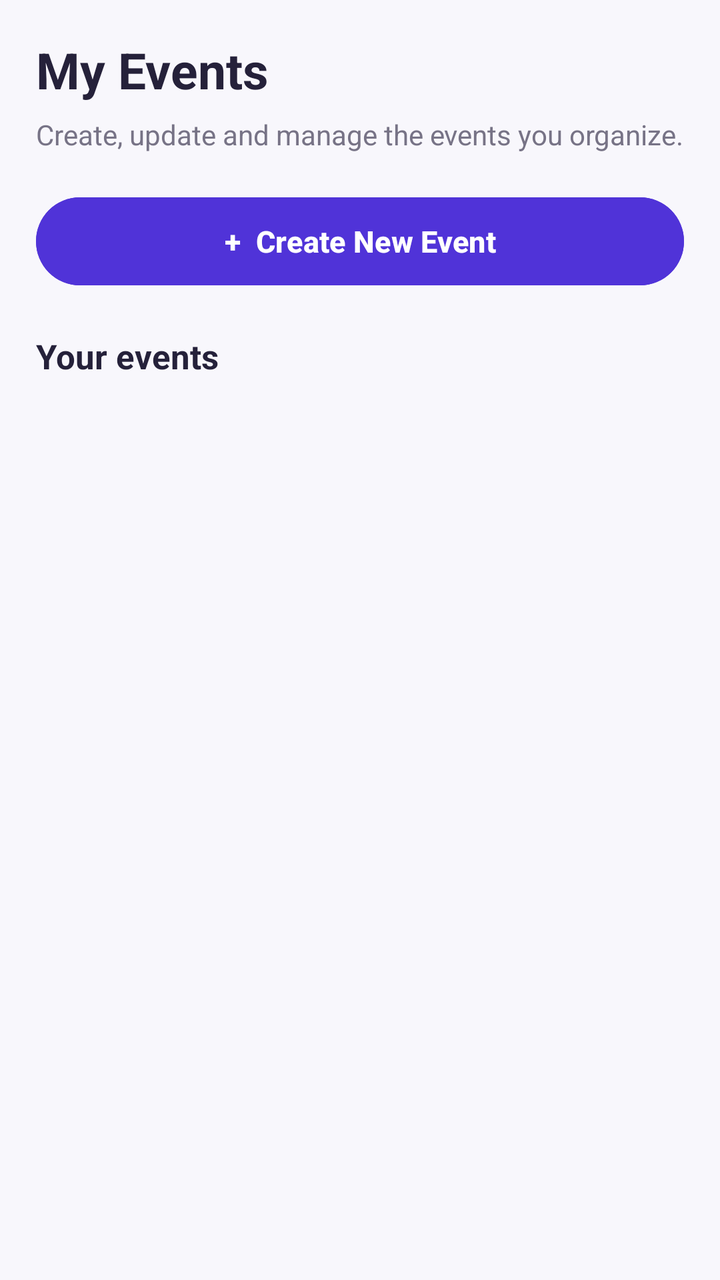
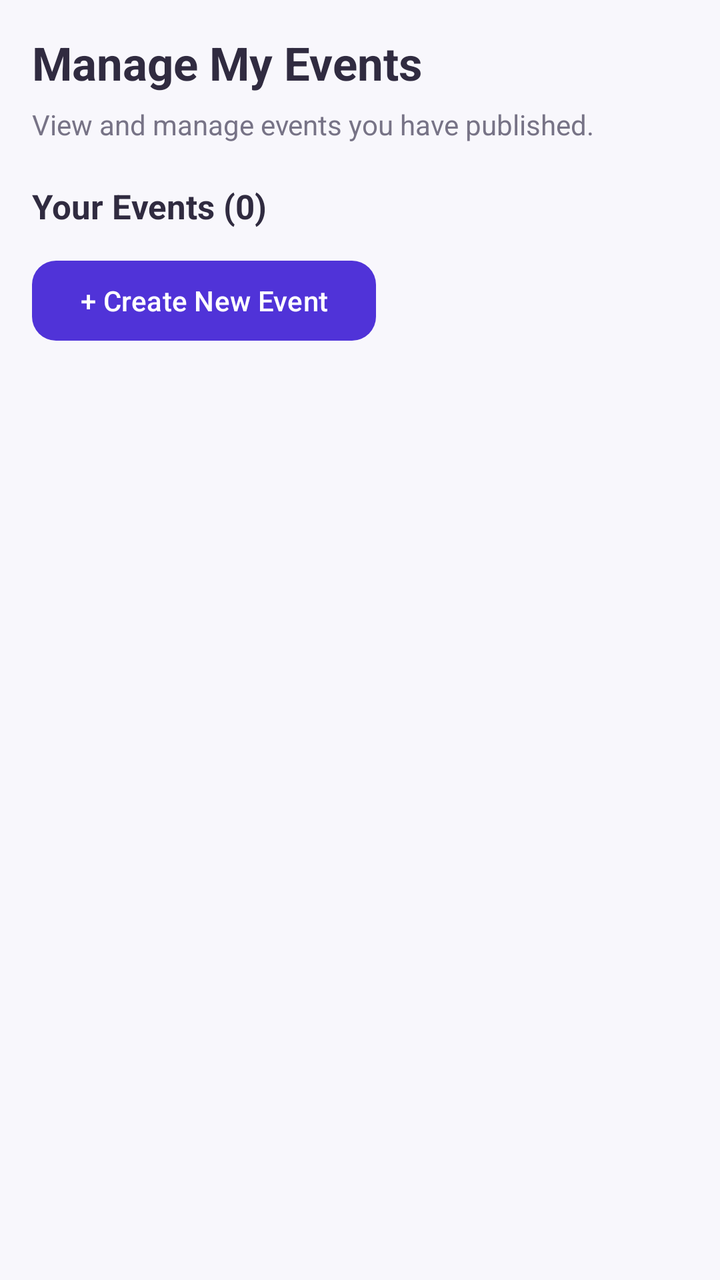

Compare the two renders of this Android layout. The source of the first and the diff that turns it into the second are given below.
<!-- AndroidManifest.xml: application theme Theme.EventSphere -->
<!-- res/layout/fragment_organizer_events.xml -->
<?xml version="1.0" encoding="utf-8"?>
<LinearLayout xmlns:android="http://schemas.android.com/apk/res/android"
    android:layout_width="match_parent"
    android:layout_height="match_parent"
    android:orientation="vertical"
    android:background="#F8F7FC"
    android:padding="18dp">

    <TextView
        android:layout_width="wrap_content"
        android:layout_height="wrap_content"
        android:text="My Events"
        android:textColor="#25213A"
        android:textSize="25sp"
        android:textStyle="bold" />

    <TextView
        android:layout_width="match_parent"
        android:layout_height="wrap_content"
        android:layout_marginTop="6dp"
        android:text="Create, update and manage the events you organize."
        android:textColor="#777386"
        android:textSize="14sp" />

    <Button
        android:id="@+id/btnAddOrganizerEvent"
        android:layout_width="match_parent"
        android:layout_height="52dp"
        android:layout_marginTop="18dp"
        android:backgroundTint="#5033D8"
        android:text="+  Create New Event"
        android:textAllCaps="false"
        android:textColor="#FFFFFF"
        android:textSize="15sp"
        android:textStyle="bold" />

    <TextView
        android:id="@+id/tvOrganizerEventsCount"
        android:layout_width="wrap_content"
        android:layout_height="wrap_content"
        android:layout_marginTop="20dp"
        android:layout_marginBottom="10dp"
        android:text="Your events"
        android:textColor="#25213A"
        android:textSize="17sp"
        android:textStyle="bold" />

    <FrameLayout
        android:layout_width="match_parent"
        android:layout_height="0dp"
        android:layout_weight="1">

        <androidx.recyclerview.widget.RecyclerView
            android:id="@+id/recyclerOrganizerEvents"
            android:layout_width="match_parent"
            android:layout_height="match_parent"
            android:clipToPadding="false"
            android:paddingBottom="12dp" />

        <LinearLayout
            android:id="@+id/layoutNoOrganizerEvents"
            android:layout_width="match_parent"
            android:layout_height="match_parent"
            android:gravity="center"
            android:orientation="vertical"
            android:padding="24dp"
            android:visibility="gone">

            <TextView
                android:layout_width="wrap_content"
                android:layout_height="wrap_content"
                android:text="No events yet"
                android:textColor="#25213A"
                android:textSize="20sp"
                android:textStyle="bold" />

            <TextView
                android:layout_width="match_parent"
                android:layout_height="wrap_content"
                android:layout_marginTop="8dp"
                android:gravity="center"
                android:text="Create your first event and it can appear in the EventSphere user feed."
                android:textColor="#777386"
                android:textSize="14sp" />

        </LinearLayout>

    </FrameLayout>

</LinearLayout>
<!-- resources referenced by this layout -->
<resources>
  <style name="Theme.EventSphere" parent="Base.Theme.EventSphere" />
  <style name="Base.Theme.EventSphere" parent="Theme.Material3.DayNight.NoActionBar">
          
          
      </style>
</resources>

<!-- the commit's change to res/layout/fragment_organizer_events.xml (unified diff, before → after) -->
@@ -1,90 +1,118 @@
 <?xml version="1.0" encoding="utf-8"?>
-<LinearLayout xmlns:android="http://schemas.android.com/apk/res/android"
+<androidx.constraintlayout.widget.ConstraintLayout
+    xmlns:android="http://schemas.android.com/apk/res/android"
+    xmlns:app="http://schemas.android.com/apk/res-auto"
     android:layout_width="match_parent"
     android:layout_height="match_parent"
-    android:orientation="vertical"
     android:background="#F8F7FC"
-    android:padding="18dp">
+    android:padding="16dp">
 
+    
     <TextView
-        android:layout_width="wrap_content"
+        android:id="@+id/tvOrganizerEventsHeading"
+        android:layout_width="0dp"
         android:layout_height="wrap_content"
-        android:text="My Events"
-        android:textColor="#25213A"
-        android:textSize="25sp"
-        android:textStyle="bold" />
+        android:text="Manage My Events"
+        android:textColor="#302B40"
+        android:textSize="23sp"
+        android:textStyle="bold"
+        app:layout_constraintTop_toTopOf="parent"
+        app:layout_constraintStart_toStartOf="parent"
+        app:layout_constraintEnd_toEndOf="parent" />
 
+    
     <TextView
-        android:layout_width="match_parent"
+        android:id="@+id/tvOrganizerEventsSubtitle"
+        android:layout_width="0dp"
         android:layout_height="wrap_content"
         android:layout_marginTop="6dp"
-        android:text="Create, update and manage the events you organize."
+        android:text="View and manage events you have published."
         android:textColor="#777386"
-        android:textSize="14sp" />
+        android:textSize="14sp"
+        app:layout_constraintTop_toBottomOf="@id/tvOrganizerEventsHeading"
+        app:layout_constraintStart_toStartOf="parent"
+        app:layout_constraintEnd_toEndOf="parent" />
 
-    <Button
-        android:id="@+id/btnAddOrganizerEvent"
-        android:layout_width="match_parent"
-        android:layout_height="52dp"
-        android:layout_marginTop="18dp"
-        android:backgroundTint="#5033D8"
-        android:text="+  Create New Event"
-        android:textAllCaps="false"
-        android:textColor="#FFFFFF"
-        android:textSize="15sp"
-        android:textStyle="bold" />
-
+    
     <TextView
         android:id="@+id/tvOrganizerEventsCount"
-        android:layout_width="wrap_content"
+        android:layout_width="0dp"
         android:layout_height="wrap_content"
         android:layout_marginTop="20dp"
-        android:layout_marginBottom="10dp"
-        android:text="Your events"
-        android:textColor="#25213A"
+        android:text="Your Events (0)"
+        android:textColor="#302B40"
         android:textSize="17sp"
-        android:textStyle="bold" />
+        android:textStyle="bold"
+        app:layout_constraintTop_toBottomOf="@id/tvOrganizerEventsSubtitle"
+        app:layout_constraintStart_toStartOf="parent"
+        app:layout_constraintEnd_toEndOf="parent" />
 
-    <FrameLayout
-        android:layout_width="match_parent"
+    
+    <com.google.android.material.button.MaterialButton
+        android:id="@+id/btnAddOrganizerEvent"
+        android:layout_width="wrap_content"
+        android:layout_height="48dp"
+        android:layout_marginTop="12dp"
+        android:text="+ Create New Event"
+        android:textAllCaps="false"
+        android:textColor="@android:color/white"
+        app:backgroundTint="#5033D8"
+        app:cornerRadius="12dp"
+        app:layout_constraintTop_toBottomOf="@id/tvOrganizerEventsCount"
+        app:layout_constraintStart_toStartOf="parent" />
+
+    
+    <LinearLayout
+        android:id="@+id/layoutNoOrganizerEvents"
+        android:layout_width="0dp"
+        android:layout_height="wrap_content"
+        android:layout_marginTop="36dp"
+        android:gravity="center"
+        android:orientation="vertical"
+        android:padding="24dp"
+        android:visibility="gone"
+        app:layout_constraintTop_toBottomOf="@id/btnAddOrganizerEvent"
+        app:layout_constraintStart_toStartOf="parent"
+        app:layout_constraintEnd_toEndOf="parent">
+
+        <TextView
+            android:layout_width="wrap_content"
+            android:layout_height="wrap_content"
+            android:text="▦"
+            android:textColor="#5033D8"
+            android:textSize="42sp" />
+
+        <TextView
+            android:layout_width="wrap_content"
+            android:layout_height="wrap_content"
+            android:layout_marginTop="12dp"
+            android:text="No events yet"
+            android:textColor="#302B40"
+            android:textSize="18sp"
+            android:textStyle="bold" />
+
+        <TextView
+            android:layout_width="match_parent"
+            android:layout_height="wrap_content"
+            android:layout_marginTop="6dp"
+            android:gravity="center"
+            android:text="Create your first event and it will appear here."
+            android:textColor="#777386"
+            android:textSize="14sp" />
+
+    </LinearLayout>
+
+    
+    <androidx.recyclerview.widget.RecyclerView
+        android:id="@+id/recyclerOrganizerEvents"
+        android:layout_width="0dp"
         android:layout_height="0dp"
-        android:layout_weight="1">
+        android:layout_marginTop="12dp"
+        android:clipToPadding="false"
+        android:paddingBottom="16dp"
+        app:layout_constraintTop_toBottomOf="@id/btnAddOrganizerEvent"
+        app:layout_constraintBottom_toBottomOf="parent"
+        app:layout_constraintStart_toStartOf="parent"
+        app:layout_constraintEnd_toEndOf="parent" />
 
-        <androidx.recyclerview.widget.RecyclerView
-            android:id="@+id/recyclerOrganizerEvents"
-            android:layout_width="match_parent"
-            android:layout_height="match_parent"
-            android:clipToPadding="false"
-            android:paddingBottom="12dp" />
-
-        <LinearLayout
-            android:id="@+id/layoutNoOrganizerEvents"
-            android:layout_width="match_parent"
-            android:layout_height="match_parent"
-            android:gravity="center"
-            android:orientation="vertical"
-            android:padding="24dp"
-            android:visibility="gone">
-
-            <TextView
-                android:layout_width="wrap_content"
-                android:layout_height="wrap_content"
-                android:text="No events yet"
-                android:textColor="#25213A"
-                android:textSize="20sp"
-                android:textStyle="bold" />
-
-            <TextView
-                android:layout_width="match_parent"
-                android:layout_height="wrap_content"
-                android:layout_marginTop="8dp"
-                android:gravity="center"
-                android:text="Create your first event and it can appear in the EventSphere user feed."
-                android:textColor="#777386"
-                android:textSize="14sp" />
-
-        </LinearLayout>
-
-    </FrameLayout>
-
-</LinearLayout>
+</androidx.constraintlayout.widget.ConstraintLayout>
